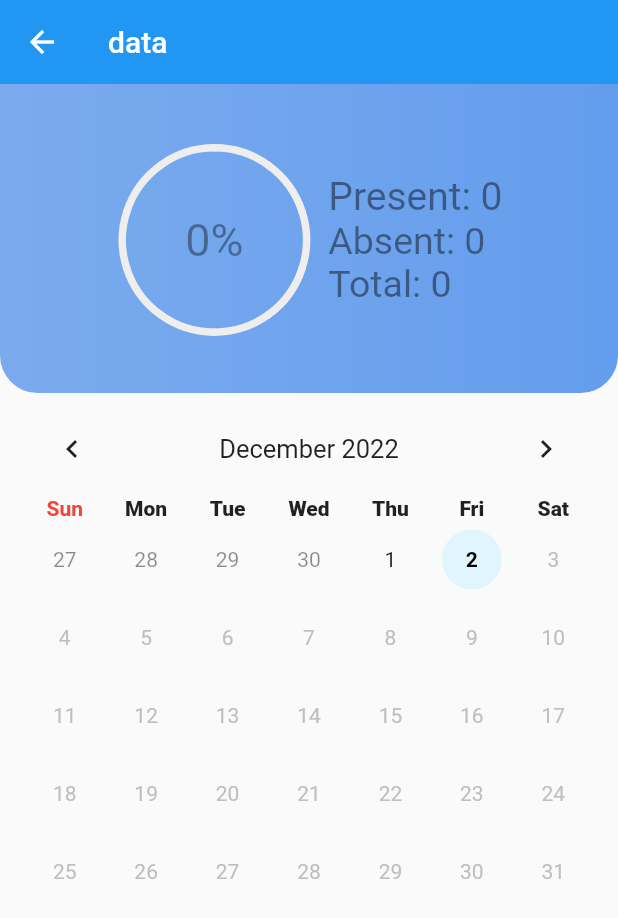
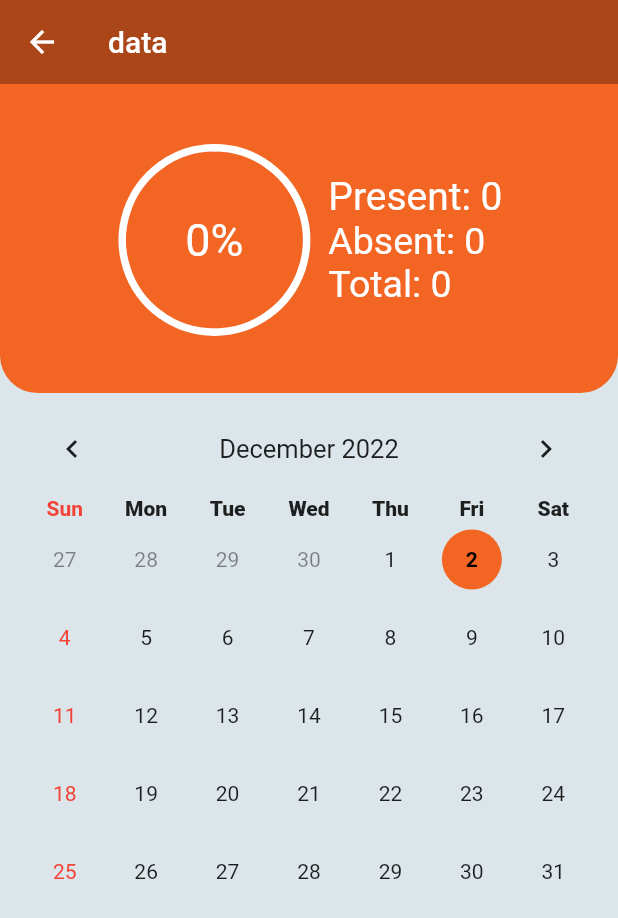
Before and after one commit to App-Sack/flutter-attendance-manager, a Flutter app: the SubjectCalendarScreen screen opened directly with empty values, on a phone screen of 412 x 824 dp. Shown: the top 918 px of the screen. Run offline on Flutter 3.47's test engine with Material 2 defaults, Android fonts, the phone set to English and light mode, and no system bars; drawn by our look-alikes of step_progress_indicator, table_calendar; our stand-ins replace flutter_custom_clippers; network calls fail.

Commit message:
colors added & improved UI

```diff
--- a/lib/screens/login_screen.dart
+++ b/lib/screens/login_screen.dart
@@ -1,4 +1,5 @@
 import 'package:attendance_manager/screens/all_subjects_screen.dart';
+import 'package:attendance_manager/utils/colors.dart';
 import 'package:attendance_manager/widgets/login_screen_button.dart';
 import 'package:flutter/material.dart';
 import 'package:flutter_custom_clippers/flutter_custom_clippers.dart';
@@ -17,8 +18,8 @@ class LoginScreen extends StatefulWidget {
 
 class _LoginScreenState extends State<LoginScreen> {
   var selected = selectedUser.Student;
-  TextEditingController userIdController=TextEditingController();
-  TextEditingController passwordController=TextEditingController();
+  TextEditingController userIdController = TextEditingController();
+  TextEditingController passwordController = TextEditingController();
 
   @override
   Widget build(BuildContext context) {
@@ -43,10 +44,15 @@ class _LoginScreenState extends State<LoginScreen> {
                 ClipPath(
                   clipper: WaveClipperTwo(reverse: true),
                   child: Container(
-                    decoration: BoxDecoration(color: Colors.orange, boxShadow: [
-                      BoxShadow(
-                          color: Colors.red, blurRadius: 5, spreadRadius: 5),
-                    ]),
+                    decoration: BoxDecoration(
+                      color: kOrangeColor.withOpacity(0.9),
+                      // boxShadow: [
+                      //   BoxShadow(
+                      //       color: Colors.red,
+                      //       blurRadius: 5,
+                      //       spreadRadius: 5),
+                      // ]),
+                    ),
                     height:
                         (MediaQuery.of(context).size.height - statusBarheight) *
                             0.75,
@@ -59,10 +65,22 @@ class _LoginScreenState extends State<LoginScreen> {
                           SizedBox(
                             height: 20,
                           ),
-                          selected==selectedUser.Student?
-                          UserInputFormContainer(inputText: 'USN',passwordText: "DD/MM/YYYY", userIdController: userIdController,passwordController: passwordController,inputKeyboardType: TextInputType.text,passwordKeyboardType: TextInputType.datetime,):
-                          UserInputFormContainer(inputText: "inputText", passwordText: "passwordText", inputKeyboardType: TextInputType.text, passwordKeyboardType: TextInputType.number, userIdController: userIdController, passwordController: passwordController),
-
+                          selected == selectedUser.Student
+                              ? UserInputFormContainer(
+                                  inputText: 'USN',
+                                  passwordText: "DD/MM/YYYY",
+                                  userIdController: userIdController,
+                                  passwordController: passwordController,
+                                  inputKeyboardType: TextInputType.text,
+                                  passwordKeyboardType: TextInputType.datetime,
+                                )
+                              : UserInputFormContainer(
+                                  inputText: "inputText",
+                                  passwordText: "passwordText",
+                                  inputKeyboardType: TextInputType.text,
+                                  passwordKeyboardType: TextInputType.number,
+                                  userIdController: userIdController,
+                                  passwordController: passwordController),
                           Container(
                             height: MediaQuery.of(context).size.height * 0.2,
                             child: Column(
@@ -71,7 +89,8 @@ class _LoginScreenState extends State<LoginScreen> {
                                 LoginScreenButton(
                                   textLabel: "Login",
                                   onPressed: () {
-                                    Navigator.pushReplacementNamed(context, AllSubjectsScreen.routeName);
+                                    Navigator.pushReplacementNamed(
+                                        context, AllSubjectsScreen.routeName);
                                     //TODO:Login functionality
                                   },
                                 ),
--- a/lib/screens/subject_calendar_screen.dart
+++ b/lib/screens/subject_calendar_screen.dart
@@ -1,3 +1,4 @@
+import 'package:attendance_manager/utils/colors.dart';
 import 'package:flutter/material.dart';
 import 'package:step_progress_indicator/step_progress_indicator.dart';
 
@@ -11,12 +12,11 @@ class SubjectCalendarScreen extends StatefulWidget {
 }
 
 class _SubjectCalendarScreenState extends State<SubjectCalendarScreen> {
-
-  void initState(){
+  void initState() {
     super.initState();
   }
 
-  void dispose(){
+  void dispose() {
     super.dispose();
   }
 
@@ -29,32 +29,34 @@ class _SubjectCalendarScreenState extends State<SubjectCalendarScreen> {
     // double attendedPercentage = (subject.present + subject.absent == 0)
     //     ? 0
     //     : ((subject.present / (subject.present + subject.absent)) * 10);
-    final subjectData=ModalRoute.of(context)!.settings.arguments as Map<String,dynamic>;
-    int present=subjectData['totalPresent'];
-    int absent=subjectData['totalClasses']-subjectData['totalPresent'];
-    int totalClasses=subjectData['totalClasses'];
-    double attendedPercentage = (present + absent == 0)
-        ? 0
-        : ((present / (present +absent)) * 10);
+    final subjectData =
+        ModalRoute.of(context)!.settings.arguments as Map<String, dynamic>;
+    int present = subjectData['totalPresent'];
+    int absent = subjectData['totalClasses'] - subjectData['totalPresent'];
+    int totalClasses = subjectData['totalClasses'];
+    double attendedPercentage =
+        (present + absent == 0) ? 0 : ((present / (present + absent)) * 10);
     //TODO:Fetch required percentage from the server
     print(attendedPercentage);
-    final requiredAttendance=75;
+    final requiredAttendance = 75;
     return MediaQuery(
       data: MediaQuery.of(context).copyWith(
         textScaleFactor: 1.0,
       ),
       child: Scaffold(
-        appBar: AppBar(title: Text("data"),elevation: 0,),
+        backgroundColor: kBlueLightColor,
+        appBar: AppBar(
+          backgroundColor: kOrangeDarkColor,
+          title: Text("data"),
+          elevation: 0,
+        ),
         body: Column(
           mainAxisAlignment: MainAxisAlignment.start,
           children: [
             Container(
                 height: MediaQuery.of(context).size.height / 4,
                 decoration: BoxDecoration(
-                    gradient: LinearGradient(
-                        colors: [Color(0xff7BABED), Color(0xFF649DED)],
-                        begin: Alignment.bottomLeft,
-                        end: Alignment.bottomRight),
+                    color: kOrangeColor,
                     borderRadius: BorderRadius.only(
                         bottomLeft: Radius.circular(25),
                         bottomRight: Radius.circular(25))),
@@ -72,20 +74,21 @@ class _SubjectCalendarScreenState extends State<SubjectCalendarScreen> {
                               totalSteps: 10,
                               currentStep: attendedPercentage.toInt(),
                               stepSize: 5,
-                              selectedColor:attendedPercentage > requiredAttendance / 10
-                                  ? Colors.lightGreenAccent.shade200
-                                  : Colors.redAccent.shade200,
-                              unselectedColor: Colors.grey[200],
+                              selectedColor:
+                                  attendedPercentage > requiredAttendance / 10
+                                      ? Colors.lightGreen
+                                      : Colors.red,
+                              unselectedColor: Colors.white,
                               padding: 0,
-                              width: MediaQuery.of(context).size.height*0.16,
-                              height: MediaQuery.of(context).size.height*0.16,
+                              width: MediaQuery.of(context).size.height * 0.16,
+                              height: MediaQuery.of(context).size.height * 0.16,
                               selectedStepSize: 9,
                               roundedCap: (_, __) => true,
                               child: Center(
                                 child: Text(
                                   "${(attendedPercentage * 10).toStringAsFixed(0)}%",
                                   style: TextStyle(
-                                      fontSize: 30, color: Colors.black38),
+                                      fontSize: 30, color: Colors.white),
                                 ),
                               ),
                             ),
@@ -99,17 +102,17 @@ class _SubjectCalendarScreenState extends State<SubjectCalendarScreen> {
                                 Text(
                                   "Present: ${present}",
                                   style: TextStyle(
-                                      fontSize: 26, color: Colors.black45),
+                                      fontSize: 26, color: Colors.white),
                                 ),
                                 Text(
                                   "Absent: ${absent}",
                                   style: TextStyle(
-                                      fontSize: 25, color: Colors.black45),
+                                      fontSize: 25, color: Colors.white),
                                 ),
                                 Text(
                                   "Total: ${totalClasses}",
                                   style: TextStyle(
-                                      fontSize: 25, color: Colors.black45),
+                                      fontSize: 25, color: Colors.white),
                                 ),
                               ],
                             ),
@@ -117,14 +120,12 @@ class _SubjectCalendarScreenState extends State<SubjectCalendarScreen> {
                         ),
                       ),
                     ),
-
                   ],
                 )),
             Padding(
               padding: const EdgeInsets.symmetric(horizontal: 16, vertical: 5),
               child: Calendar(subjectData['courseCode']),
             ),
-
           ],
         ),
       ),
--- a/lib/utils/colors.dart
+++ b/lib/utils/colors.dart
@@ -1,4 +1,8 @@
 import 'package:flutter/material.dart';
 
-const Color kOrangecolor = Color(0xffff36523);
-const Color kBluecolor = Color(0xfff004b6b);
+const Color kDarkBlueColor = Color(0xff00344a);
+const Color kOrangeColor = Color(0xffff36523);
+const Color kBlueColor = Color(0xfff004b6b);
+const Color kOrangeLightColor = Color(0xffffbd0bd);
+const Color kOrangeDarkColor = Color(0xfffaa4618);
+const Color kBlueLightColor = Color(0xfffdbe5ea);
--- a/lib/widgets/calendar.dart
+++ b/lib/widgets/calendar.dart
@@ -1,9 +1,11 @@
 import 'dart:convert';
 
+import 'package:attendance_manager/utils/colors.dart';
 import 'package:flutter/material.dart';
+import 'package:http/http.dart' as http;
 import 'package:intl/intl.dart';
 import 'package:table_calendar/table_calendar.dart';
-import 'package:http/http.dart' as http;
+
 class Calendar extends StatefulWidget {
   final String subId;
   Calendar(this.subId);
@@ -13,7 +15,6 @@ class Calendar extends StatefulWidget {
 }
 
 class _CalendarState extends State<Calendar> {
-
   List AttendanceRecords = [];
 
   void getAttendanceData() async {
@@ -29,18 +30,19 @@ class _CalendarState extends State<Calendar> {
     });
   }
 
-
   List _getEvents(BuildContext context, DateTime day) {
     List events = [];
     //final subject = Provider.of<Subjects>(context).findById(widget.subId);
     final String thisDay = DateFormat('dd-MM-yyyy').format(day);
 
     AttendanceRecords.forEach((record) {
-      DateTime recordDate=DateTime.parse(record["date"]);
-      if (DateFormat('dd-MM-yyyy').format(recordDate)==thisDay && record["isPresent"]){
+      DateTime recordDate = DateTime.parse(record["date"]);
+      if (DateFormat('dd-MM-yyyy').format(recordDate) == thisDay &&
+          record["isPresent"]) {
         events.add('p');
       }
-      if(DateFormat('dd-MM-yyyy').format(recordDate)==thisDay && !record["isPresent"]){
+      if (DateFormat('dd-MM-yyyy').format(recordDate) == thisDay &&
+          !record["isPresent"]) {
         events.add('a');
       }
     });
@@ -57,7 +59,8 @@ class _CalendarState extends State<Calendar> {
 
     return events;
   }
-@override
+
+  @override
   void initState() {
     getAttendanceData();
     super.initState();
@@ -70,29 +73,30 @@ class _CalendarState extends State<Calendar> {
       firstDay: DateTime.utc(
         2022,
       ),
-      lastDay: DateTime.now(),
+      lastDay: DateTime.utc(2124),
       daysOfWeekStyle: DaysOfWeekStyle(
           weekdayStyle: TextStyle(fontWeight: FontWeight.w800),
           weekendStyle:
-          TextStyle(color: Colors.red, fontWeight: FontWeight.w600)),
+              TextStyle(color: Colors.red, fontWeight: FontWeight.w600)),
       weekendDays: [DateTime.sunday],
       headerStyle: HeaderStyle(
         formatButtonVisible: false,
         titleCentered: true,
       ),
       calendarStyle: CalendarStyle(
+        disabledTextStyle: TextStyle(color: Colors.white),
         outsideTextStyle: TextStyle(color: Colors.black45),
         weekendTextStyle: TextStyle(color: Colors.red),
         selectedTextStyle: TextStyle(color: Colors.white),
         //defaultTextStyle: TextStyle(color: Colors.white),
-        todayDecoration: BoxDecoration(
-            color: Colors.lightBlue.shade50, shape: BoxShape.circle),
+        todayDecoration:
+            BoxDecoration(color: kOrangeColor, shape: BoxShape.circle),
         todayTextStyle:
-        TextStyle(color: Colors.black, fontWeight: FontWeight.w600),
+            TextStyle(color: Colors.black, fontWeight: FontWeight.w600),
       ),
       eventLoader: (day) => _getEvents(context, day),
       calendarBuilders:
-      CalendarBuilders(markerBuilder: (context, date, events) {
+          CalendarBuilders(markerBuilder: (context, date, events) {
         return ListView(
           shrinkWrap: true,
           scrollDirection: Axis.horizontal,
@@ -100,11 +104,9 @@ class _CalendarState extends State<Calendar> {
             String e = event.toString();
             Color cor;
             if (e == 'p')
-              cor = Colors.lightGreenAccent;
-            else if (e == 'a')
+              cor = Colors.green;
+            else
               cor = Colors.red;
-            else
-              cor = Colors.yellow;
             return Align(
               alignment: Alignment.bottomCenter,
               child: Container(
--- a/lib/widgets/login_screen_button.dart
+++ b/lib/widgets/login_screen_button.dart
@@ -14,7 +14,7 @@ class LoginScreenButton extends StatelessWidget {
       child: Container(
         width: double.infinity,
         decoration: BoxDecoration(
-          color: kBluecolor,
+          color: kBlueColor,
           borderRadius: BorderRadius.circular(10),
         ),
         child: Padding(
```
